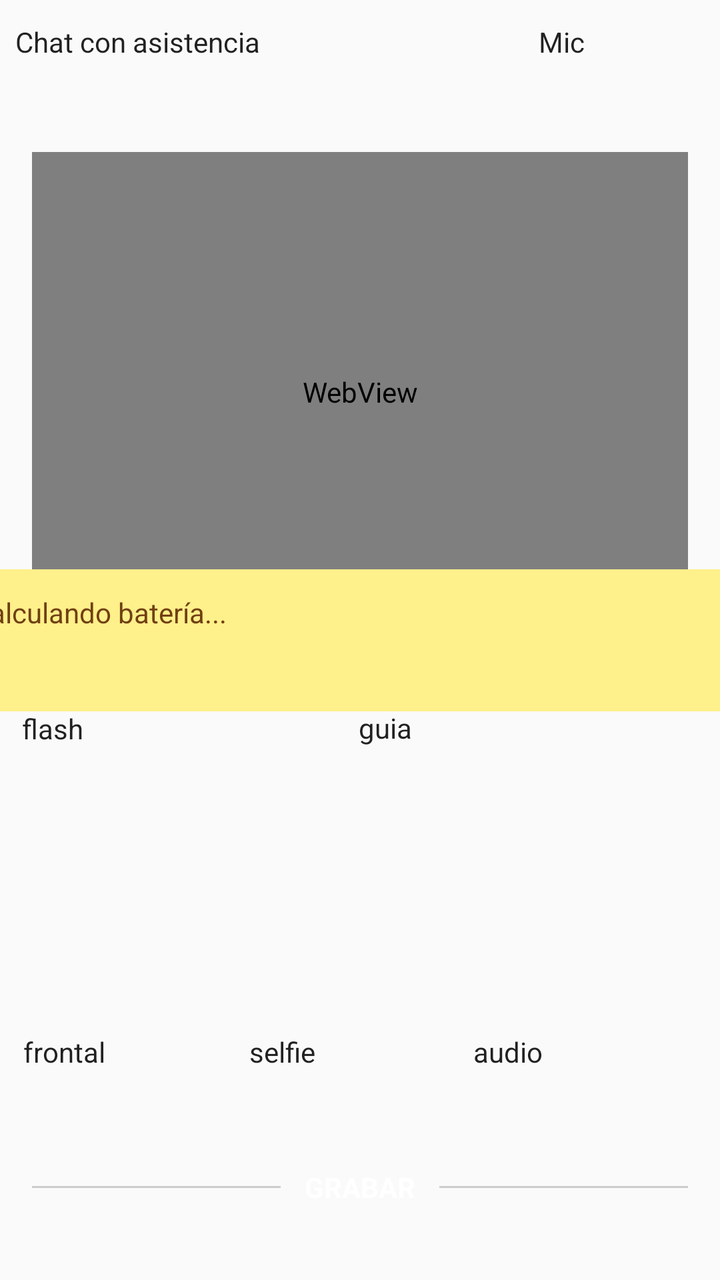
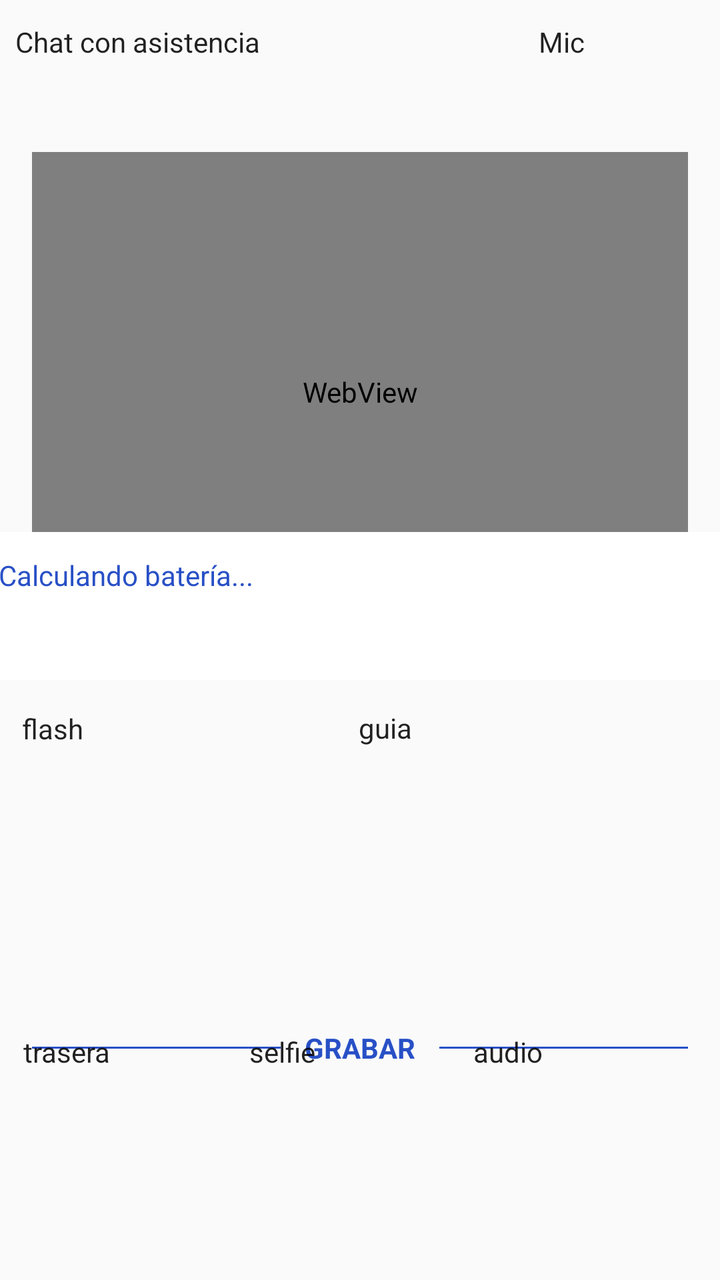

The first picture is an Android layout as it rendered before a commit; the second is the same layout after the commit. The layout source and the unified diff follow.
<!-- AndroidManifest.xml: application theme Theme.TP1_entregable -->
<!-- res/layout/layout_home.xml -->
<?xml version="1.0" encoding="utf-8"?>
<androidx.constraintlayout.widget.ConstraintLayout xmlns:android="http://schemas.android.com/apk/res/android"
    xmlns:app="http://schemas.android.com/apk/res-auto"
    xmlns:tools="http://schemas.android.com/tools"
    android:id="@+id/linearLayout"
    android:layout_width="match_parent"
    android:layout_height="match_parent"
    android:gravity="center">


    <Button
        android:id="@+id/btn_chat"
        android:layout_width="304dp"
        android:layout_height="51dp"
        android:text="Chat con asistencia"
        app:layout_constraintBottom_toBottomOf="parent"
        app:layout_constraintEnd_toEndOf="parent"
        app:layout_constraintHorizontal_bias="0.138"
        app:layout_constraintStart_toStartOf="parent"
        app:layout_constraintTop_toTopOf="parent"
        app:layout_constraintVertical_bias="0.019" />

    

    

    

    <WebView
        android:id="@+id/wv_weather_widget"
        android:layout_width="0dp"
        android:layout_height="240dp"
        android:layout_marginStart="16dp"
        android:layout_marginTop="76dp"
        android:layout_marginEnd="16dp"
        app:layout_constraintEnd_toEndOf="parent"
        app:layout_constraintHorizontal_bias="1.0"
        app:layout_constraintStart_toStartOf="parent"
        app:layout_constraintTop_toTopOf="parent" />

    <TextView
        android:id="@+id/tv_battery_box"
        android:layout_width="413dp"
        android:layout_height="71dp"
        android:background="#FEF08A"
        android:padding="12dp"
        android:text="Calculando batería..."
        android:textColor="#713F12"
        app:layout_constraintBottom_toBottomOf="parent"
        app:layout_constraintEnd_toEndOf="parent"
        app:layout_constraintStart_toStartOf="parent"
        app:layout_constraintTop_toTopOf="parent" />

    <Button
        android:id="@+id/btn_guia"
        android:layout_width="168dp"
        android:layout_height="105dp"
        android:text="guia"
        app:layout_constraintBottom_toBottomOf="parent"
        app:layout_constraintEnd_toEndOf="parent"
        app:layout_constraintHorizontal_bias="0.934"
        app:layout_constraintStart_toStartOf="parent"
        app:layout_constraintTop_toTopOf="parent"
        app:layout_constraintVertical_bias="0.662" />

    <View
        android:id="@+id/line_left"
        android:layout_width="0dp"
        android:layout_height="1dp"
        android:layout_marginStart="16dp"
        android:layout_marginEnd="12dp"
        android:background="#CCCCCC"
        app:layout_constraintBottom_toBottomOf="@id/tv_grabar_title"
        app:layout_constraintEnd_toStartOf="@id/tv_grabar_title"
        app:layout_constraintStart_toStartOf="parent"
        app:layout_constraintTop_toTopOf="@id/tv_grabar_title" />

    

    

    <TextView
        android:id="@+id/tv_grabar_title"
        android:layout_width="wrap_content"
        android:layout_height="wrap_content"
        android:layout_marginTop="268dp"
        android:text="GRABAR"
        android:textColor="#FFFFFF"
        android:textSize="14sp"
        android:textStyle="bold"
        app:layout_constraintEnd_toEndOf="parent"
        app:layout_constraintStart_toStartOf="parent"
        app:layout_constraintTop_toBottomOf="@id/wv_weather_widget" />

    <View
        android:id="@+id/line_right"
        android:layout_width="0dp"
        android:layout_height="1dp"
        android:layout_marginStart="12dp"
        android:layout_marginEnd="16dp"
        android:background="#CCCCCC"
        app:layout_constraintBottom_toBottomOf="@id/tv_grabar_title"
        app:layout_constraintEnd_toEndOf="parent"
        app:layout_constraintStart_toEndOf="@id/tv_grabar_title"
        app:layout_constraintTop_toTopOf="@id/tv_grabar_title" />

    <Button
        android:id="@+id/btn_flash"
        android:layout_width="168dp"
        android:layout_height="105dp"
        android:text="flash"
        app:layout_constraintBottom_toBottomOf="parent"
        app:layout_constraintEnd_toEndOf="parent"
        app:layout_constraintHorizontal_bias="0.057"
        app:layout_constraintStart_toStartOf="parent"
        app:layout_constraintTop_toTopOf="parent"
        app:layout_constraintVertical_bias="0.663" />

    <Button
        android:id="@+id/btn_video_selfie"
        android:layout_width="110dp"
        android:layout_height="90dp"
        android:text="selfie"
        app:layout_constraintBottom_toBottomOf="parent"
        app:layout_constraintEnd_toEndOf="parent"
        app:layout_constraintHorizontal_bias="0.498"
        app:layout_constraintStart_toStartOf="parent"
        app:layout_constraintTop_toTopOf="parent"
        app:layout_constraintVertical_bias="0.939" />

    <Button
        android:id="@+id/btn_grabar_audio"
        android:layout_width="110dp"
        android:layout_height="90dp"
        android:text="audio"
        app:layout_constraintBottom_toBottomOf="parent"
        app:layout_constraintEnd_toEndOf="parent"
        app:layout_constraintHorizontal_bias="0.946"
        app:layout_constraintStart_toStartOf="parent"
        app:layout_constraintTop_toTopOf="parent"
        app:layout_constraintVertical_bias="0.939" />

    <Button
        android:id="@+id/btn_video_frontal"
        android:layout_width="110dp"
        android:layout_height="90dp"
        android:text="frontal"
        app:layout_constraintBottom_toBottomOf="parent"
        app:layout_constraintEnd_toEndOf="parent"
        app:layout_constraintHorizontal_bias="0.046"
        app:layout_constraintStart_toStartOf="parent"
        app:layout_constraintTop_toTopOf="parent"
        app:layout_constraintVertical_bias="0.939" />

    <Button
        android:id="@+id/btn_mic"
        android:layout_width="77dp"
        android:layout_height="51dp"
        android:text="Mic"
        app:layout_constraintBottom_toBottomOf="parent"
        app:layout_constraintEnd_toEndOf="parent"
        app:layout_constraintHorizontal_bias="0.952"
        app:layout_constraintStart_toStartOf="parent"
        app:layout_constraintTop_toTopOf="parent"
        app:layout_constraintVertical_bias="0.019" />

</androidx.constraintlayout.widget.ConstraintLayout>
<!-- resources referenced by this layout -->
<resources>
  <style name="Theme.TP1_entregable" parent="android:Theme.Material.Light.NoActionBar" />
</resources>

<!-- the commit's change to res/layout/layout_home.xml (unified diff, before → after) -->
@@ -40,16 +40,18 @@
 
     <TextView
         android:id="@+id/tv_battery_box"
-        android:layout_width="413dp"
-        android:layout_height="71dp"
-        android:background="#FEF08A"
+        android:layout_width="388dp"
+        android:layout_height="74dp"
+        android:background="#FFFFFF"
         android:padding="12dp"
         android:text="Calculando batería..."
-        android:textColor="#713F12"
+        android:textColor="#2850C6"
         app:layout_constraintBottom_toBottomOf="parent"
         app:layout_constraintEnd_toEndOf="parent"
+        app:layout_constraintHorizontal_bias="0.47"
         app:layout_constraintStart_toStartOf="parent"
-        app:layout_constraintTop_toTopOf="parent" />
+        app:layout_constraintTop_toTopOf="parent"
+        app:layout_constraintVertical_bias="0.470" />
 
     <Button
         android:id="@+id/btn_guia"
@@ -69,7 +71,7 @@
         android:layout_height="1dp"
         android:layout_marginStart="16dp"
         android:layout_marginEnd="12dp"
-        android:background="#CCCCCC"
+        android:background="#2850C6"
         app:layout_constraintBottom_toBottomOf="@id/tv_grabar_title"
         app:layout_constraintEnd_toStartOf="@id/tv_grabar_title"
         app:layout_constraintStart_toStartOf="parent"
@@ -83,11 +85,12 @@
         android:id="@+id/tv_grabar_title"
         android:layout_width="wrap_content"
         android:layout_height="wrap_content"
-        android:layout_marginTop="268dp"
         android:text="GRABAR"
-        android:textColor="#FFFFFF"
+        android:textColor="#2850C6"
         android:textSize="14sp"
         android:textStyle="bold"
+        app:layout_constraintVertical_bias="0.65"
+        app:layout_constraintBottom_toBottomOf="parent"
         app:layout_constraintEnd_toEndOf="parent"
         app:layout_constraintStart_toStartOf="parent"
         app:layout_constraintTop_toBottomOf="@id/wv_weather_widget" />
@@ -98,7 +101,7 @@
         android:layout_height="1dp"
         android:layout_marginStart="12dp"
         android:layout_marginEnd="16dp"
-        android:background="#CCCCCC"
+        android:background="#2850C6"
         app:layout_constraintBottom_toBottomOf="@id/tv_grabar_title"
         app:layout_constraintEnd_toEndOf="parent"
         app:layout_constraintStart_toEndOf="@id/tv_grabar_title"
@@ -141,10 +144,10 @@
         app:layout_constraintVertical_bias="0.939" />
 
     <Button
-        android:id="@+id/btn_video_frontal"
+        android:id="@+id/btn_video_trasera"
         android:layout_width="110dp"
         android:layout_height="90dp"
-        android:text="frontal"
+        android:text="trasera"
         app:layout_constraintBottom_toBottomOf="parent"
         app:layout_constraintEnd_toEndOf="parent"
         app:layout_constraintHorizontal_bias="0.046"
